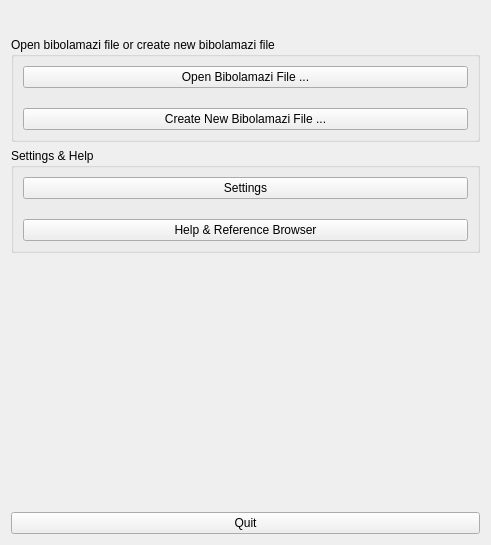
This is gui/bibolamazi_gui/mainwidget.ui in phfaist/bibolamazi as Qt 5 draws it before an edit. The edited form follows.
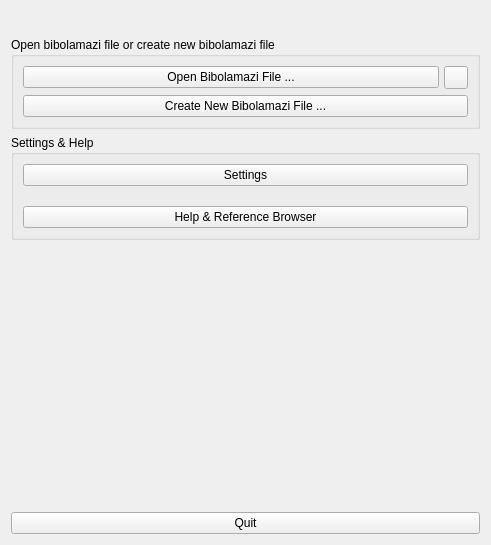
This is the edited form. Icons and pictures are not drawn.

Commit message: Added support to open recent files; improved file information page

```diff
--- a/gui/bibolamazi_gui/mainwidget.ui
+++ b/gui/bibolamazi_gui/mainwidget.ui
@@ -62,24 +62,32 @@
      <property name="title">
       <string>Open bibolamazi file or create new bibolamazi file</string>
      </property>
-     <layout class="QVBoxLayout" name="verticalLayout">
-      <property name="spacing">
-       <number>20</number>
+     <layout class="QGridLayout" name="gridLayout">
+      <property name="horizontalSpacing">
+       <number>5</number>
       </property>
-      <item>
+      <item row="0" column="0">
        <widget class="QPushButton" name="btnOpenFile">
         <property name="text">
          <string>Open Bibolamazi File ...</string>
         </property>
        </widget>
       </item>
-      <item>
+      <item row="1" column="0" colspan="2">
        <widget class="QPushButton" name="btnNewFile">
         <property name="text">
          <string>Create New Bibolamazi File ...</string>
         </property>
        </widget>
       </item>
+      <item row="0" column="1">
+       <widget class="QToolButton" name="btnOpenRecent">
+        <property name="icon">
+         <iconset resource="bibolamazi_res.qrc">
+          <normaloff>:/pic/lstbtnedit.png</normaloff>:/pic/lstbtnedit.png</iconset>
+        </property>
+       </widget>
+      </item>
      </layout>
     </widget>
    </item>
```
The commit also changes 7 other files.
